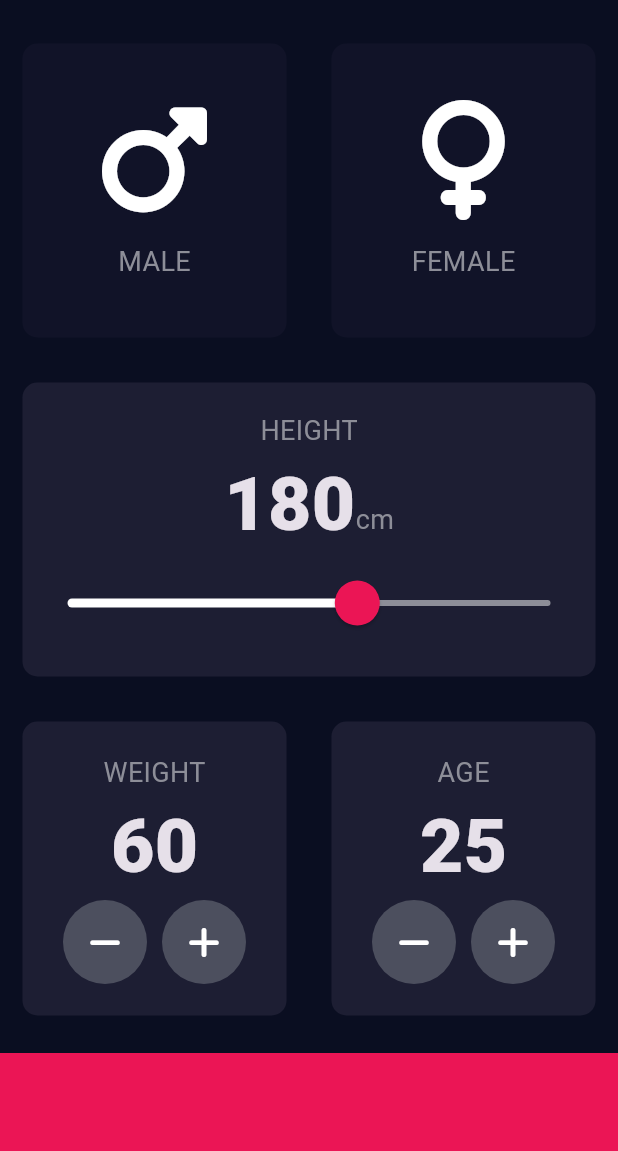
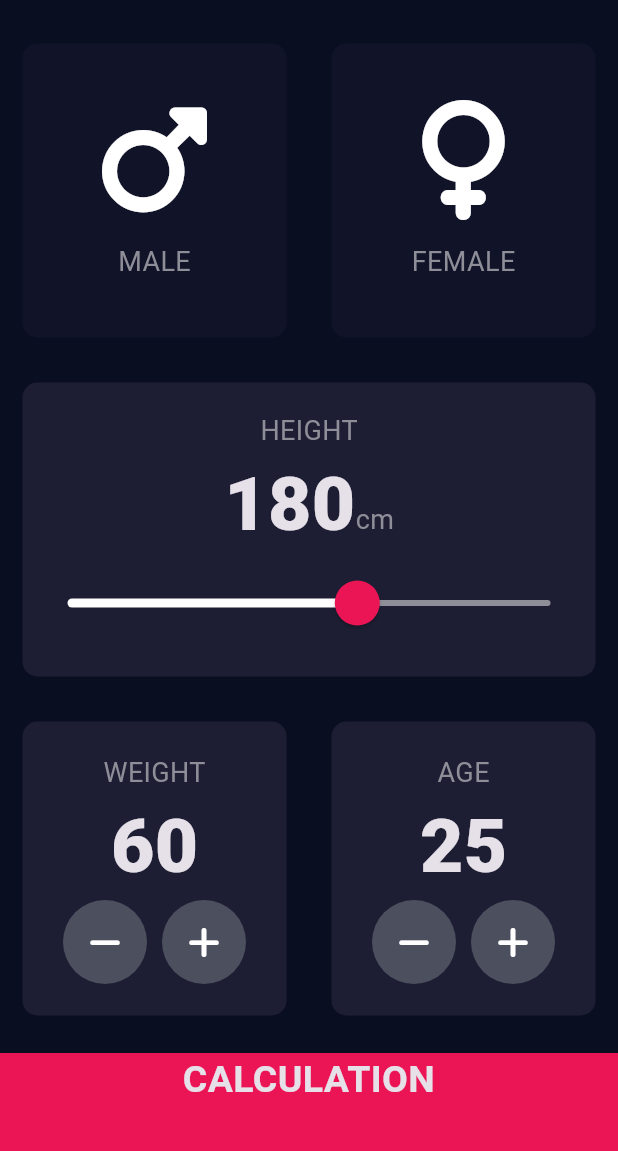
Before and after one commit to mohdanas700/BMI-Calculator, a Flutter app: the screen it shows after launch, on a phone screen of 412 x 824 dp, the part 63-1214 px from its top. Run offline on Flutter 3.47's test engine with Material 3 defaults, Android fonts, the phone set to English and light mode, and no system bars; our stand-ins replace font_awesome_flutter.

Commit message:
Project Completed

```diff
--- /dev/null
+++ b/lib/components/bottom_button.dart
@@ -0,0 +1,24 @@
+import 'package:flutter/material.dart';
+import 'constants.dart';
+
+
+class BottomButton extends StatelessWidget {
+  BottomButton({required this.buttonTitle,required this.onTap});
+
+  final String buttonTitle;
+  final void Function()? onTap;
+
+  @override
+  Widget build(BuildContext context) {
+    return GestureDetector(
+      onTap: onTap,
+      child: Container(
+        child: Text(buttonTitle, textAlign: TextAlign.center, style: kLaargeButtonTextStyle,),
+        color: kBottomContainerColor,
+        height: kBottomContainerHeight,
+        width: double.infinity,
+        margin: EdgeInsets.only(top: 10.0),
+      ),
+    );
+  }
+}
--- /dev/null
+++ b/lib/components/constants.dart
@@ -0,0 +1,41 @@
+import 'package:flutter/material.dart';
+
+const kBottomContainerHeight = 80.0;
+const kActiveCardColor = Color(0xFF1D1E33);
+const kInactiveCardColor = Color(0xFF111328);
+const kBottomContainerColor = Color(0xFFEB1555);
+
+const kLabelTextStyle = TextStyle(
+  fontSize: 18.0,
+  color: Color(0xFF8D8E98),
+);
+
+const kNumTextStyle = TextStyle(
+  fontSize: 50.0,
+  fontWeight: FontWeight.w900,
+);
+
+const kLaargeButtonTextStyle = TextStyle(
+  fontSize: 25.0,
+  fontWeight: FontWeight.bold
+);
+
+const kTitleTextStyle = TextStyle(
+  fontSize: 50.0,
+  fontWeight: FontWeight.bold
+);
+
+const kResultTextStyle = TextStyle(
+  color: Color(0xFF24D876),
+  fontSize: 22.0,
+  fontWeight: FontWeight.w500
+);
+
+const kBMITextStyle = TextStyle(
+  fontSize: 100.0,
+  fontWeight: FontWeight.bold
+);
+
+const kBodyTextStyle = TextStyle(
+  fontSize: 22.0
+);
--- /dev/null
+++ b/lib/components/round_icon_button.dart
@@ -0,0 +1,18 @@
+import 'package:flutter/material.dart';
+
+class RoundIconButton extends StatelessWidget {
+  RoundIconButton({required this.icon, required this.onPressed});
+  final IconData icon;
+  final void Function() onPressed;
+
+  @override
+  Widget build(BuildContext context) {
+    return RawMaterialButton(
+        child: Icon(icon),
+        elevation: 0.0,
+        constraints: BoxConstraints.tightFor(width: 56.0, height: 56.0),
+        onPressed: onPressed,
+        shape: CircleBorder(),
+        fillColor: Color(0xFF4C4F5E));
+  }
+}
--- a/lib/constants.dart
+++ /dev/null
@@ -1,16 +0,0 @@
-import 'package:flutter/material.dart';
-
-const kBottomContainerHeight = 80.0;
-const kActiveCardColor = Color(0xFF1D1E33);
-const kInactiveCardColor = Color(0xFF111328);
-const kBottomContainerColor = Color(0xFFEB1555);
-
-const kLabelTextStyle = TextStyle(
-  fontSize: 18.0,
-  color: Color(0xFF8D8E98),
-);
-
-const kNumTextStyle = TextStyle(
-  fontSize: 50.0,
-  fontWeight: FontWeight.w900,
-);
--- a/lib/main.dart
+++ b/lib/main.dart
@@ -1,19 +1,20 @@
 import 'package:flutter/material.dart';
-import 'input_page.dart';
+import 'screens/input_page.dart';
 
 void main() {
-  runApp(BMICalculator());
+  runApp(BMICalculator()); //Run the BMI Calculator app
 }
 
 class BMICalculator extends StatelessWidget {
   @override
   Widget build(BuildContext context) {
     return MaterialApp(
-      theme: ThemeData.dark().copyWith(
-        primaryColor: Color(0xFF0A0E21),
-        scaffoldBackgroundColor: Color(0xFF0A0E21),
+      //Configure the MaterialApp
+      theme: ThemeData.dark().copyWith( // Use a dark theme
+        primaryColor: Color(0xFF0A0E21), // Set a primary color
+        scaffoldBackgroundColor: Color(0xFF0A0E21), // Set scaffold background color
       ),
-      home: InputPage(),
+      home: InputPage(), // Set the home page to be InputPage
     );
   }
 }
--- a/lib/input_page.dart
+++ b/lib/screens/input_page.dart
@@ -1,8 +1,12 @@
 import 'package:flutter/material.dart';
 import 'package:font_awesome_flutter/font_awesome_flutter.dart';
-import 'icon_content.dart';
-import 'reusable_card.dart';
-import 'constants.dart';
+import '../components/icon_content.dart';
+import '../components/reusable_card.dart';
+import '../components/constants.dart';
+import 'results_page.dart';
+import '../components/bottom_button.dart';
+import '../components/round_icon_button.dart';
+import 'package:bmi_calculator/components/calculator_brain.dart';
 
 enum Gender { male, female }
 
@@ -209,31 +213,25 @@ class _InputPageState extends State<InputPage> {
               ],
             ),
           ),
-          Container(
-            color: kBottomContainerColor,
-            height: kBottomContainerHeight,
-            width: double.infinity,
-            margin: EdgeInsets.only(top: 10.0),
+          BottomButton(
+            buttonTitle: "CALCULATION",
+            onTap: () {
+              CalculatorBrain calc = CalculatorBrain(height: height, weight: weight);
+
+              Navigator.push(
+                context,
+                MaterialPageRoute(
+                  builder: (context) => ResultsPage(
+                    bmiResult: calc.calculateBMI(),
+                    resultText: calc.getResult(),
+                    interpretation: calc.getInterpretation(),
+                  ),
+                ),
+              );
+            },
           ),
         ],
       ),
     );
   }
 }
-
-class RoundIconButton extends StatelessWidget {
-  RoundIconButton({required this.icon, required this.onPressed});
-  final IconData icon;
-  final void Function() onPressed;
-
-  @override
-  Widget build(BuildContext context) {
-    return RawMaterialButton(
-        child: Icon(icon),
-        elevation: 0.0,
-        constraints: BoxConstraints.tightFor(width: 56.0, height: 56.0),
-        onPressed: onPressed,
-        shape: CircleBorder(),
-        fillColor: Color(0xFF4C4F5E));
-  }
-}
```
Also changed, not shown: lib/components/calculator_brain.dart (added, +34 -0 lines), lib/screens/results_page.dart (added, +64 -0 lines), lib/components/icon_content.dart (renamed from lib/icon_content.dart), lib/components/reusable_card.dart (renamed from lib/reusable_card.dart), 37 other files.
